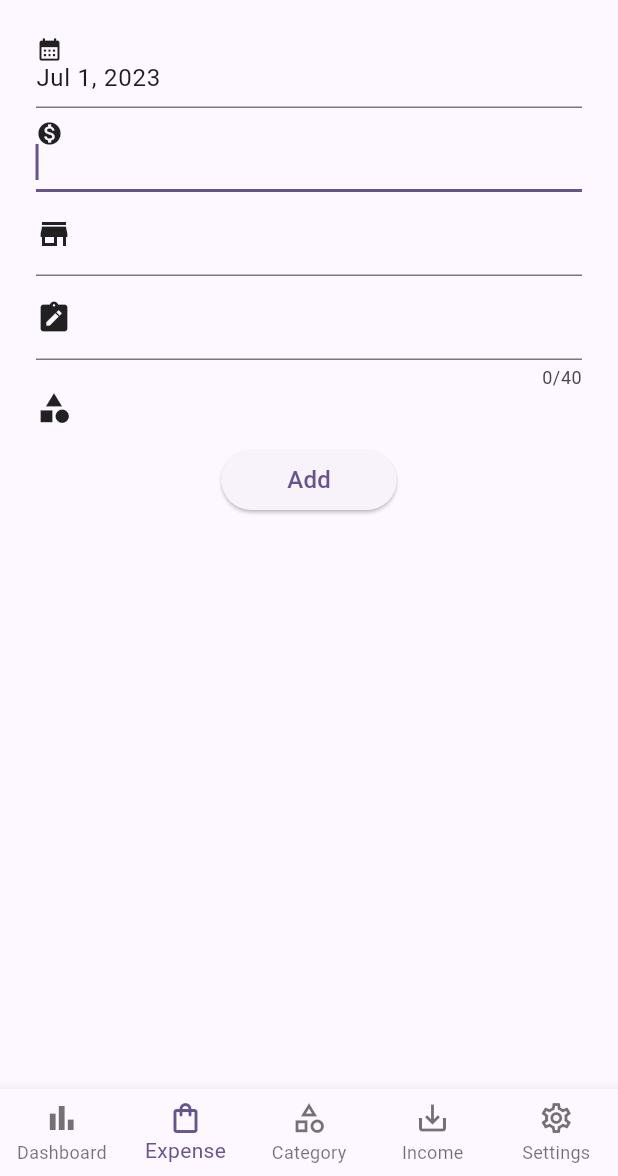
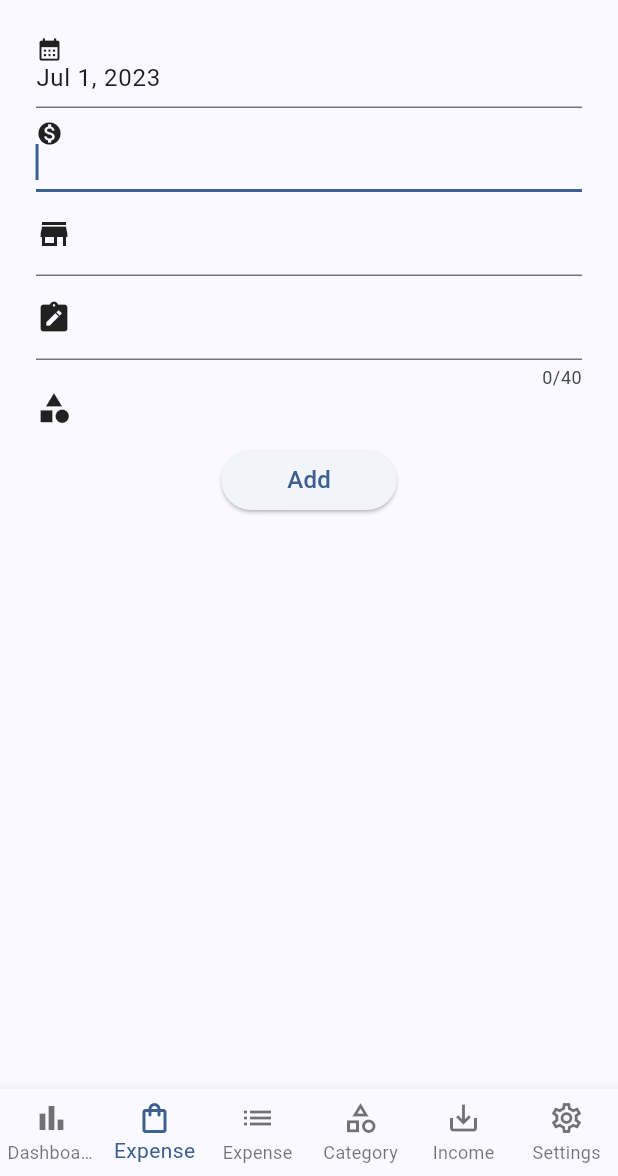
Before and after one commit to pham-anh/worth-money, a Flutter app: the ExpenseAddPage screen opened directly with empty values, on a phone screen of 412 x 824 dp, the part 60-1236 px from its top. Run offline on Flutter 3.47's test engine with Material 2 defaults, Android fonts, the phone set to English and light mode, and no system bars; our stand-ins replace charts_flutter, cloud_firestore, diacritic, email_validator, firebase_auth, firebase_core and 3 more; missing offline and left inert: encrypt; accounts and stored records are empty; generated files the repository leaves out were written again.

Commit message:
it is messy now

```diff
--- a/lib/main.dart
+++ b/lib/main.dart
@@ -23,7 +23,9 @@ class MyApp extends StatelessWidget {
       title: 'My Money',
       home: user == null ? const LoginPage() : const ExpenseListPage(),
       theme: ThemeData(
-          colorSchemeSeed: const Color(0xff6750a4), useMaterial3: true, ),
+        colorSchemeSeed: const Color(0xFF03396c),
+        useMaterial3: true,
+      ),
     );
   }
 }
--- /dev/null
+++ b/lib/model/store.dart
@@ -0,0 +1,37 @@
+import 'dart:core';
+
+import 'package:cloud_firestore/cloud_firestore.dart';
+import 'package:flutter/foundation.dart';
+import 'package:my_financial/model/_db.dart';
+
+class Store {
+  static final CollectionReference collection =
+      FirebaseFirestore.instance.collection(getCollectionPath(Name.store));
+
+  static Future<List<String>?> list() async {
+    return collection.limit(1).get().then((snapshot) {
+      if (snapshot.docs.isEmpty) {
+        return null;
+      }
+
+      Map<String, dynamic> list =
+          snapshot.docs.elementAt(0).data() as Map<String, dynamic>;
+      if (!list.containsKey('list')) {
+        return null;
+      }
+
+      List<String> result = [];
+      for (var s in list['list'] as List<dynamic>) {
+        result.add(s as String);
+      }
+
+      return result;
+    }).catchError((error, stackTrace) {
+      if (kDebugMode) {
+        print(error);
+        print(stackTrace);
+      }
+      return null;
+    });
+  }
+}
--- a/lib/screen/expense/add.dart
+++ b/lib/screen/expense/add.dart
@@ -212,7 +212,7 @@ class _ExpenseAddPageState extends State<ExpenseAddPage> {
 
     // Add expense
     var ex = ExpenseItem(
-      amount: Amount.fromText(_amountController.text),
+      amount: num.parse(_amountController.text),
       date:
           Timestamp.fromMillisecondsSinceEpoch(int.parse(_dateController.text)),
       store: _storeController.text,
--- a/lib/shared/menu_bottom.dart
+++ b/lib/shared/menu_bottom.dart
@@ -1,13 +1,15 @@
 import 'package:flutter/material.dart';
 import 'package:my_financial/screen/category/list.dart';
 import 'package:my_financial/screen/profile/profile.dart';
-import '../screen/dashboard/dashboard.dart';
-import '../screen/expense/list.dart';
-import '../screen/income/list.dart';
+import 'package:my_financial/screen/dashboard/dashboard.dart';
+import 'package:my_financial/screen/expense/list.dart';
+import 'package:my_financial/screen/expense/list2.dart';
+import 'package:my_financial/screen/income/list.dart';
 
 enum AppMenuItem {
   dashboard,
   expense,
+  expense2,
   budget,
   income,
   profile,
@@ -23,6 +25,10 @@ class _AppMenuBottom {
     ),
     AppMenuItem.expense: const BottomNavigationBarItem(
       icon: Icon(Icons.shopping_bag_outlined),
+      label: 'Expense',
+    ),
+    AppMenuItem.expense2: const BottomNavigationBarItem(
+      icon: Icon(Icons.list),
       label: 'Expense',
     ),
     AppMenuItem.budget: const BottomNavigationBarItem(
@@ -48,6 +54,7 @@ class _AppMenuBottom {
     AppMenuItem.profile: const ProfilePage(),
     AppMenuItem.income: const IncomeListPage(),
     AppMenuItem.expense: const ExpenseListPage(),
+    AppMenuItem.expense2: const Expense2ListPage(),
   };
 }
 
```
Also changed, not shown: lib/model/expense.dart (+39 -4 lines), lib/screen/expense/list2.dart (added, +182 -0 lines).
